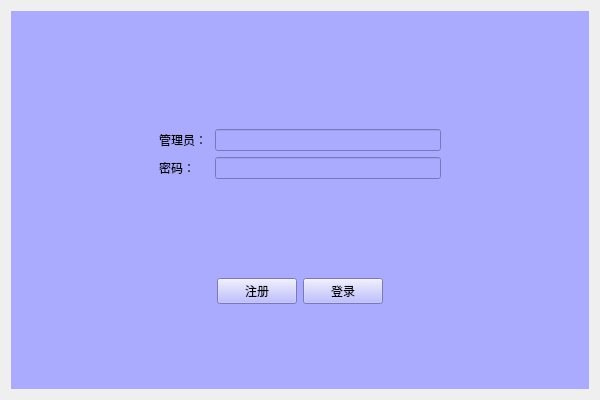
The window that admini/loginwidget.ui (Li-Yaosong/BuffetMealsSystem) describes before a commit, drawn with Qt 5.
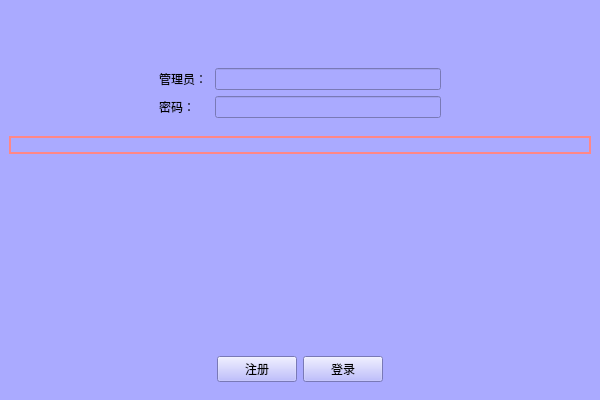
The same window after the commit.

Diff of the .ui file:
```diff
--- a/admini/loginwidget.ui
+++ b/admini/loginwidget.ui
@@ -20,12 +20,33 @@
    <string>Form</string>
   </property>
   <layout class="QVBoxLayout" name="verticalLayout">
+   <property name="spacing">
+    <number>0</number>
+   </property>
+   <property name="leftMargin">
+    <number>0</number>
+   </property>
+   <property name="topMargin">
+    <number>0</number>
+   </property>
+   <property name="rightMargin">
+    <number>0</number>
+   </property>
+   <property name="bottomMargin">
+    <number>0</number>
+   </property>
    <item>
     <widget class="QWidget" name="widget_4" native="true">
      <property name="styleSheet">
       <string notr="true">background-color: rgb(170, 170, 255);</string>
      </property>
      <layout class="QVBoxLayout" name="verticalLayout_2">
+      <property name="spacing">
+       <number>0</number>
+      </property>
+      <property name="topMargin">
+       <number>50</number>
+      </property>
       <item>
        <widget class="QWidget" name="widget_3" native="true">
         <layout class="QHBoxLayout" name="horizontalLayout_2">
@@ -105,6 +126,34 @@
         </layout>
        </widget>
       </item>
+      <item>
+       <widget class="QLabel" name="label_prompt">
+        <property name="styleSheet">
+         <string notr="true">QLabel{
+    font: 25 14pt '微软雅黑 Light';
+    color: rgb(255,78,78);
+    border:2px solid rgb(255,135,135);
+    border-radius:10px;
+}</string>
+        </property>
+        <property name="text">
+         <string/>
+        </property>
+       </widget>
+      </item>
+      <item>
+       <spacer name="verticalSpacer">
+        <property name="orientation">
+         <enum>Qt::Vertical</enum>
+        </property>
+        <property name="sizeHint" stdset="0">
+         <size>
+          <width>20</width>
+          <height>40</height>
+         </size>
+        </property>
+       </spacer>
+      </item>
       <item>
        <widget class="QWidget" name="widget" native="true">
         <layout class="QHBoxLayout" name="horizontalLayout">
```
